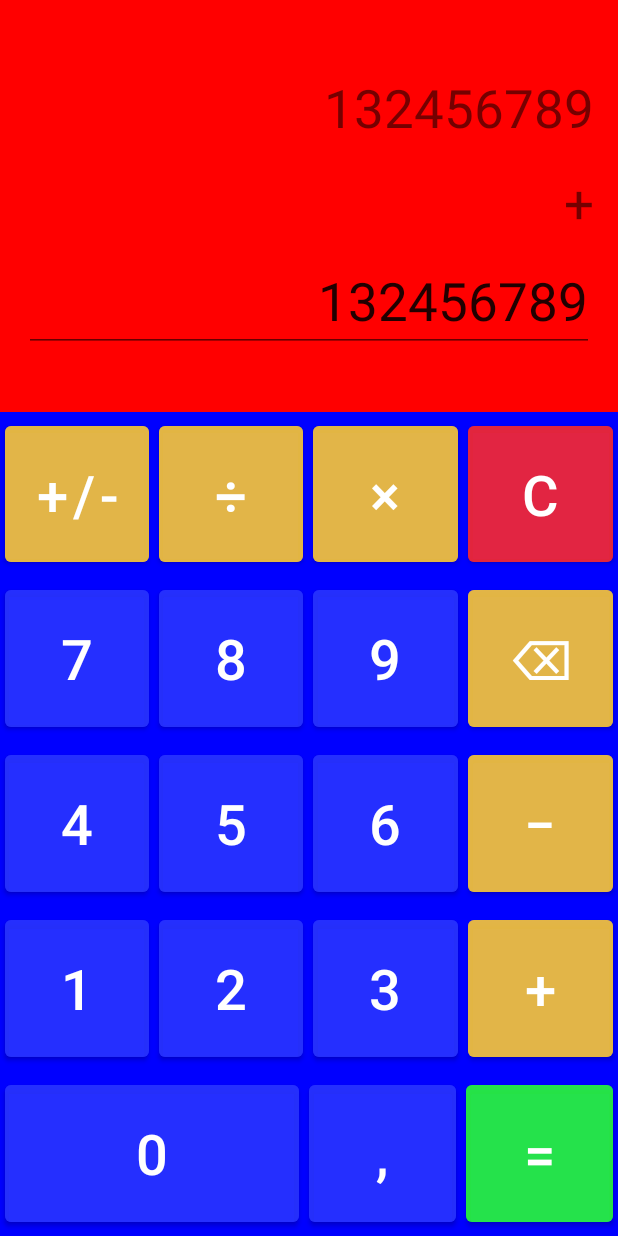
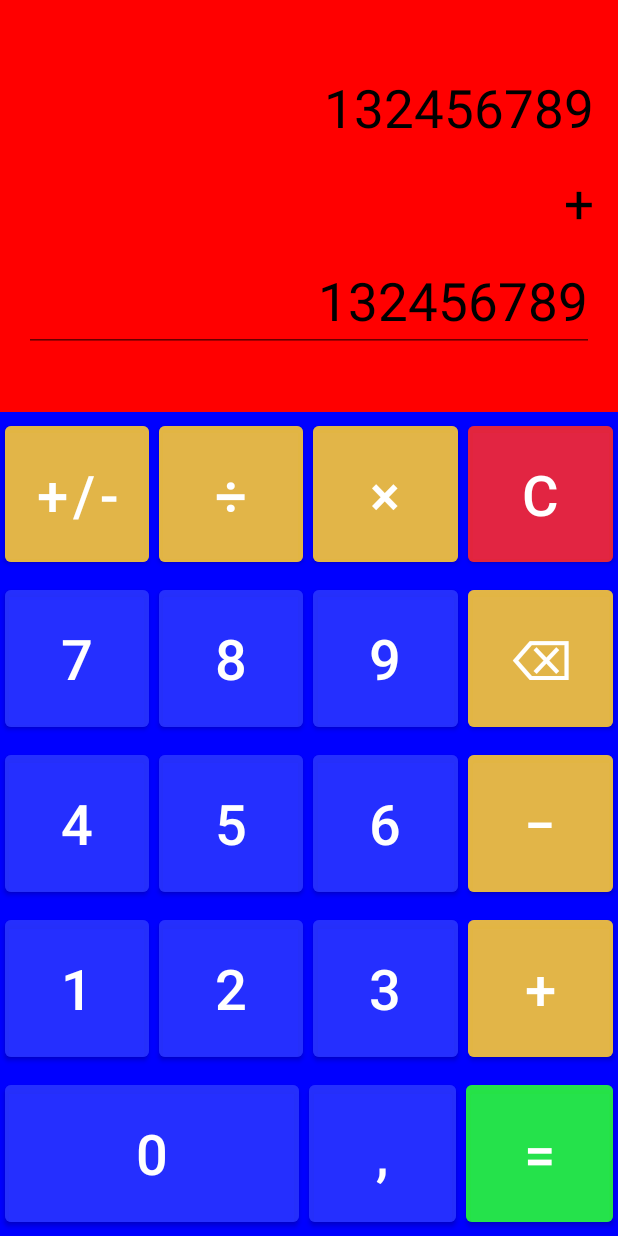
Before and after one commit to ArkHak/HWCalculator_Plus, an Android app: the layout activity_main.xml on its own in the app's theme, with its tools: preview values and no code run, on a phone screen of 412 x 824 dp. Run offline under Robolectric (Android 15) with nearby library versions, the phone set to English and light mode, and no system bars.

Commit message:
ver 0.565 + создан файл attr + расписаны значения под светлую тему

```diff
--- a/app/src/main/AndroidManifest.xml
+++ b/app/src/main/AndroidManifest.xml
@@ -8,7 +8,7 @@
         android:label="@string/app_name"
         android:roundIcon="@mipmap/ic_launcher_round"
         android:supportsRtl="true"
-        android:theme="@style/Theme.HWCalculatorPlus">
+        android:theme="@style/MyLightTheme">
         <activity android:name=".MainActivity">
             <intent-filter>
                 <action android:name="android.intent.action.MAIN" />
--- a/app/src/main/res/layout/activity_main.xml
+++ b/app/src/main/res/layout/activity_main.xml
@@ -33,6 +33,7 @@
                 android:layout_marginVertical="@dimen/mrg_vert_textview"
                 android:maxLines="1"
                 android:textAlignment="textEnd"
+                android:textColor="?attr/сolorTextCustom"
                 android:textSize="@dimen/size_text_port"
                 tools:text="132456789" />
 
@@ -44,6 +45,7 @@
                 android:layout_marginVertical="@dimen/mrg_vert_textview"
                 android:maxLines="1"
                 android:textAlignment="textEnd"
+                android:textColor="?attr/сolorTextCustom"
                 android:textSize="@dimen/size_text_port"
                 tools:text="+" />
 
@@ -59,6 +61,7 @@
                 android:inputType="numberDecimal"
                 android:longClickable="false"
                 android:textAlignment="textEnd"
+                android:textColor="?attr/сolorTextCustom"
                 android:textSize="@dimen/size_text_port"
                 tools:text="132456789" />
 
@@ -82,7 +85,7 @@
                     android:layout_height="match_parent"
                     android:layout_margin="@dimen/lay_margin_btn"
                     android:layout_weight="1"
-                    android:backgroundTint="@color/clr_btn_action"
+                    android:backgroundTint="?attr/сolorActionButton"
                     android:gravity="center"
                     android:text="@string/change_sing"
                     android:textSize="@dimen/text_size_btn" />
@@ -93,7 +96,7 @@
                     android:layout_height="match_parent"
                     android:layout_margin="@dimen/lay_margin_btn"
                     android:layout_weight="1"
-                    android:backgroundTint="@color/clr_btn_action"
+                    android:backgroundTint="?attr/сolorActionButton"
                     android:gravity="center"
                     android:text="@string/btn_division"
                     android:textSize="@dimen/text_size_btn" />
@@ -105,7 +108,7 @@
                     android:layout_height="match_parent"
                     android:layout_margin="@dimen/lay_margin_btn"
                     android:layout_weight="1"
-                    android:backgroundTint="@color/clr_btn_action"
+                    android:backgroundTint="?attr/сolorActionButton"
                     android:gravity="center"
                     android:text="@string/btn_multiply"
                     android:textSize="@dimen/text_size_btn" />
@@ -134,7 +137,7 @@
                     android:layout_height="match_parent"
                     android:layout_margin="@dimen/lay_margin_btn"
                     android:layout_weight="1"
-                    android:backgroundTint="@color/clr_btn_nums"
+                    android:backgroundTint="?attr/сolorNumButton"
                     android:gravity="center"
                     android:text="@string/btn_7"
                     android:textSize="@dimen/text_size_btn" />
@@ -145,7 +148,7 @@
                     android:layout_height="match_parent"
                     android:layout_margin="@dimen/lay_margin_btn"
                     android:layout_weight="1"
-                    android:backgroundTint="@color/clr_btn_nums"
+                    android:backgroundTint="?attr/сolorNumButton"
                     android:gravity="center"
                     android:text="@string/btn_8"
                     android:textSize="@dimen/text_size_btn" />
@@ -156,7 +159,7 @@
                     android:layout_height="match_parent"
                     android:layout_margin="@dimen/lay_margin_btn"
                     android:layout_weight="1"
-                    android:backgroundTint="@color/clr_btn_nums"
+                    android:backgroundTint="?attr/сolorNumButton"
                     android:gravity="center"
                     android:text="@string/btn_9"
                     android:textSize="@dimen/text_size_btn" />
@@ -167,7 +170,7 @@
                     android:layout_height="match_parent"
                     android:layout_margin="@dimen/lay_margin_btn"
                     android:layout_weight="1"
-                    android:backgroundTint="@color/clr_btn_action"
+                    android:backgroundTint="?attr/сolorActionButton"
                     android:gravity="center"
                     android:text="@string/btn_deleting"
                     android:textSize="@dimen/text_size_btn" />
@@ -185,7 +188,7 @@
                     android:layout_height="match_parent"
                     android:layout_margin="@dimen/lay_margin_btn"
                     android:layout_weight="1"
-                    android:backgroundTint="@color/clr_btn_nums"
+                    android:backgroundTint="?attr/сolorNumButton"
                     android:gravity="center"
                     android:text="@string/btn_4"
                     android:textSize="@dimen/text_size_btn" />
@@ -196,7 +199,7 @@
                     android:layout_height="match_parent"
                     android:layout_margin="@dimen/lay_margin_btn"
                     android:layout_weight="1"
-                    android:backgroundTint="@color/clr_btn_nums"
+                    android:backgroundTint="?attr/сolorNumButton"
                     android:gravity="center"
                     android:text="@string/btn_5"
                     android:textSize="@dimen/text_size_btn" />
@@ -207,7 +210,7 @@
                     android:layout_height="match_parent"
                     android:layout_margin="@dimen/lay_margin_btn"
                     android:layout_weight="1"
-                    android:backgroundTint="@color/clr_btn_nums"
+                    android:backgroundTint="?attr/сolorNumButton"
                     android:gravity="center"
                     android:text="@string/btn_6"
                     android:textSize="@dimen/text_size_btn" />
@@ -218,7 +221,7 @@
                     android:layout_height="match_parent"
                     android:layout_margin="@dimen/lay_margin_btn"
                     android:layout_weight="1"
-                    android:backgroundTint="@color/clr_btn_action"
+                    android:backgroundTint="?attr/сolorActionButton"
                     android:gravity="center"
                     android:text="@string/btn_minus"
                     android:textSize="@dimen/text_size_btn" />
@@ -236,7 +239,7 @@
                     android:layout_height="match_parent"
                     android:layout_margin="@dimen/lay_margin_btn"
                     android:layout_weight="1"
-                    android:backgroundTint="@color/clr_btn_nums"
+                    android:backgroundTint="?attr/сolorNumButton"
                     android:gravity="center"
                     android:text="@string/btn_1"
                     android:textSize="@dimen/text_size_btn" />
@@ -247,7 +250,7 @@
                     android:layout_height="match_parent"
                     android:layout_margin="@dimen/lay_margin_btn"
                     android:layout_weight="1"
-                    android:backgroundTint="@color/clr_btn_nums"
+                    android:backgroundTint="?attr/сolorNumButton"
                     android:gravity="center"
                     android:text="@string/btn_2"
                     android:textSize="@dimen/text_size_btn" />
@@ -258,7 +261,7 @@
                     android:layout_height="match_parent"
                     android:layout_margin="@dimen/lay_margin_btn"
                     android:layout_weight="1"
-                    android:backgroundTint="@color/clr_btn_nums"
+                    android:backgroundTint="?attr/сolorNumButton"
                     android:gravity="center"
                     android:text="@string/btn_3"
                     android:textSize="@dimen/text_size_btn" />
@@ -269,7 +272,7 @@
                     android:layout_height="match_parent"
                     android:layout_margin="@dimen/lay_margin_btn"
                     android:layout_weight="1"
-                    android:backgroundTint="@color/clr_btn_action"
+                    android:backgroundTint="?attr/сolorActionButton"
                     android:gravity="center"
                     android:text="@string/btn_plus"
                     android:textSize="@dimen/text_size_btn" />
@@ -288,7 +291,7 @@
                     android:layout_height="match_parent"
                     android:layout_margin="@dimen/lay_margin_btn"
                     android:layout_weight="2"
-                    android:backgroundTint="@color/clr_btn_nums"
+                    android:backgroundTint="?attr/сolorNumButton"
                     android:gravity="center"
                     android:text="@string/btn_0"
                     android:textSize="@dimen/text_size_btn" />
@@ -299,7 +302,7 @@
                     android:layout_height="match_parent"
                     android:layout_margin="@dimen/lay_margin_btn"
                     android:layout_weight="1"
-                    android:backgroundTint="@color/clr_btn_nums"
+                    android:backgroundTint="?attr/сolorNumButton"
                     android:gravity="center"
                     android:text="@string/btn_point"
                     android:textSize="@dimen/text_size_btn" />
@@ -310,7 +313,7 @@
                     android:layout_height="match_parent"
                     android:layout_margin="@dimen/lay_margin_btn"
                     android:layout_weight="1"
-                    android:backgroundTint="@color/clr_btn_calculate"
+                    android:backgroundTint="?attr/сolorCalculateButton"
                     android:gravity="center"
                     android:text="@string/btn_calculate"
                     android:textSize="@dimen/text_size_btn" />
--- /dev/null
+++ b/app/src/main/res/values/attrs.xml
@@ -0,0 +1,7 @@
+<?xml version="1.0" encoding="utf-8"?>
+<resources>
+    <attr name="сolorActionButton" format="color" />
+    <attr name="сolorCalculateButton" format="color" />
+    <attr name="сolorNumButton" format="color" />
+    <attr name="сolorTextCustom" format="color" />
+</resources>
--- a/app/src/main/res/values/themes.xml
+++ b/app/src/main/res/values/themes.xml
@@ -1,6 +1,6 @@
 <resources xmlns:tools="http://schemas.android.com/tools">
     <!-- Base application theme. -->
-    <style name="Theme.HWCalculatorPlus" parent="Theme.MaterialComponents.DayNight.DarkActionBar">
+    <style name="Theme.HWCalculatorPlus" parent="Theme.MaterialComponents.Light.DarkActionBar">
         <!-- Primary brand color. -->
         <item name="colorPrimary">@color/purple_500</item>
         <item name="colorPrimaryVariant">@color/purple_700</item>
@@ -13,4 +13,12 @@
         <item name="android:statusBarColor" tools:targetApi="l">?attr/colorPrimaryVariant</item>
         <!-- Customize your theme here. -->
     </style>
+
+    <style name="MyLightTheme" parent="Theme.HWCalculatorPlus">
+        <item name="сolorActionButton">@color/clr_btn_action</item>
+        <item name="сolorCalculateButton">@color/clr_btn_calculate</item>
+        <item name="сolorNumButton">@color/clr_btn_nums</item>
+        <item name="сolorTextCustom">@color/black</item>
+    </style>
+
 </resources>
```
